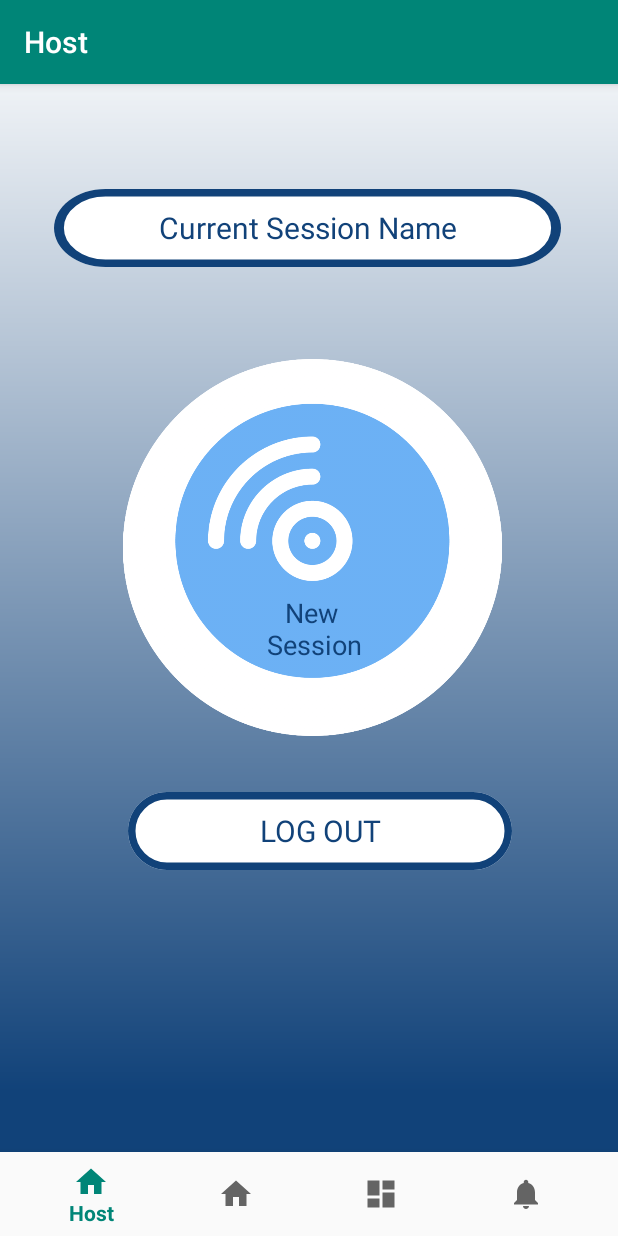
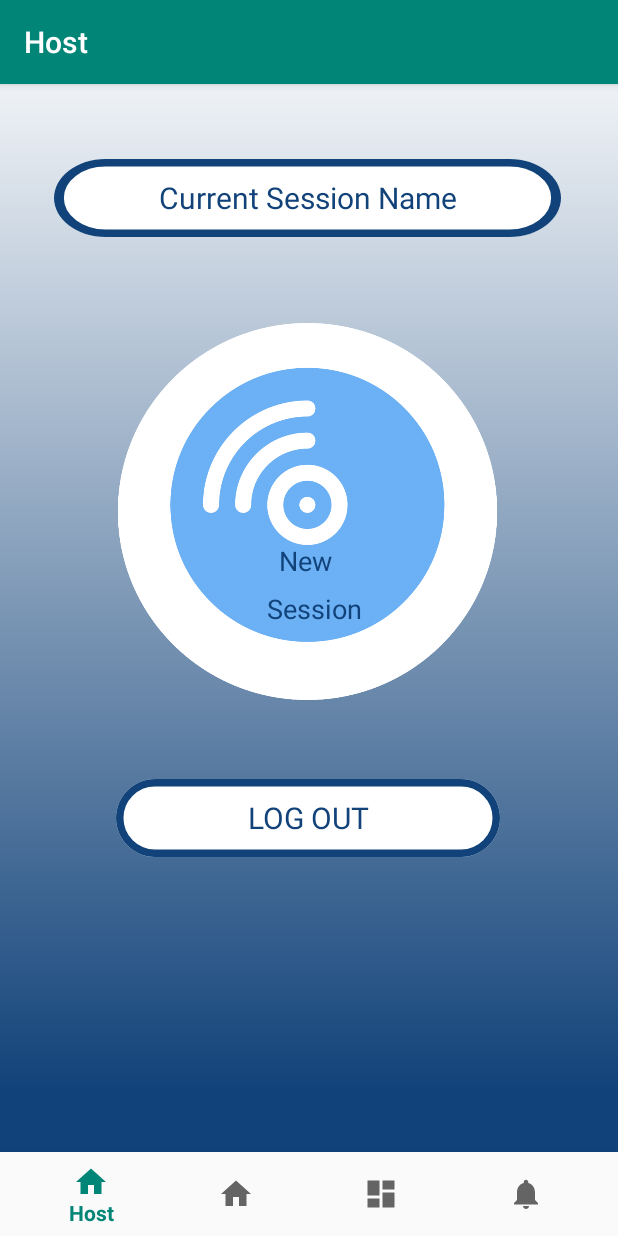
Before and after one commit to Finnvoor/glisten, an Android app: the HostFragment screen opened through its navigation route, on a phone screen of 412 x 824 dp. Run offline under Robolectric (Android 15) with nearby library versions, the phone set to English and light mode, and no system bars; our stand-ins replace navigation-ui.

Commit message:
host page

```diff
--- a/app/src/main/res/layout/fragment_host.xml
+++ b/app/src/main/res/layout/fragment_host.xml
@@ -8,8 +8,6 @@
     android:background = "@drawable/host_page">
 
 
-
-
     <ImageButton
         android:id="@+id/imageButton"
         android:layout_width="290dp"
@@ -17,10 +15,11 @@
         android:layout_alignParentStart="true"
         android:layout_alignParentLeft="true"
         android:layout_alignParentTop="true"
-        android:layout_marginStart="63dp"
-        android:layout_marginLeft="63dp"
-        android:layout_marginTop="183dp"
+        android:layout_marginStart="60dp"
+        android:layout_marginLeft="60dp"
+        android:layout_marginTop="159dp"
         android:adjustViewBounds="true"
+        android:background="@android:color/transparent"
         android:color="#114279"
         android:contentDescription="@string/todo"
         android:cropToPadding="true"
@@ -30,8 +29,7 @@
         app:layout_constraintEnd_toEndOf="parent"
         app:layout_constraintStart_toStartOf="parent"
         app:layout_constraintTop_toTopOf="parent"
-        app:srcCompat="@drawable/djdisk"
-        android:background="@android:color/transparent"/>
+        app:srcCompat="@drawable/djdisk" />
 
     <TextView
         android:id="@+id/start_new_s"
@@ -40,9 +38,9 @@
         android:layout_alignParentStart="true"
         android:layout_alignParentLeft="true"
         android:layout_alignParentTop="true"
-        android:layout_marginStart="190dp"
-        android:layout_marginLeft="190dp"
-        android:layout_marginTop="340dp"
+        android:layout_marginStart="186dp"
+        android:layout_marginLeft="186dp"
+        android:layout_marginTop="305dp"
         android:layout_marginBottom="20dp"
         android:gravity="top"
         android:text="@string/start_new_s"
@@ -54,14 +52,14 @@
 
     <TextView
         android:id="@+id/start_new_s2"
-        android:layout_width="195dp"
+        android:layout_width="200dp"
         android:layout_height="29dp"
         android:layout_alignParentStart="true"
         android:layout_alignParentLeft="true"
         android:layout_alignParentTop="true"
         android:layout_marginStart="178dp"
         android:layout_marginLeft="178dp"
-        android:layout_marginTop="361dp"
+        android:layout_marginTop="337dp"
         android:layout_marginBottom="20dp"
         android:gravity="top"
         android:text="@string/start_new_s2"
@@ -73,12 +71,12 @@
 
     <TextView
         android:id="@+id/text_dashboard"
-        android:layout_width="389dp"
-        android:layout_height="wrap_content"
+        android:layout_width="403dp"
+        android:layout_height="38dp"
         android:layout_alignParentBottom="true"
         android:layout_marginStart="8dp"
         android:layout_marginEnd="8dp"
-        android:layout_marginBottom="12dp"
+        android:layout_marginBottom="0dp"
         android:textAlignment="center"
         android:textSize="20sp"
         app:layout_constraintEnd_toEndOf="parent"
@@ -92,9 +90,9 @@
         android:layout_alignParentStart="true"
         android:layout_alignParentLeft="true"
         android:layout_alignParentTop="true"
-        android:layout_marginStart="85dp"
-        android:layout_marginLeft="85dp"
-        android:layout_marginTop="472dp"
+        android:layout_marginStart="77dp"
+        android:layout_marginLeft="77dp"
+        android:layout_marginTop="463dp"
         android:background="@drawable/login"
         android:text="@string/log_out"
         android:textAppearance="@style/log_in2" />
@@ -108,7 +106,7 @@
         android:layout_alignParentTop="true"
         android:layout_marginStart="36dp"
         android:layout_marginLeft="36dp"
-        android:layout_marginTop="70dp"
+        android:layout_marginTop="50dp"
         android:background="@drawable/login"
         android:text="@string/partyName"
         android:textAppearance="@style/log_in2" />
```
